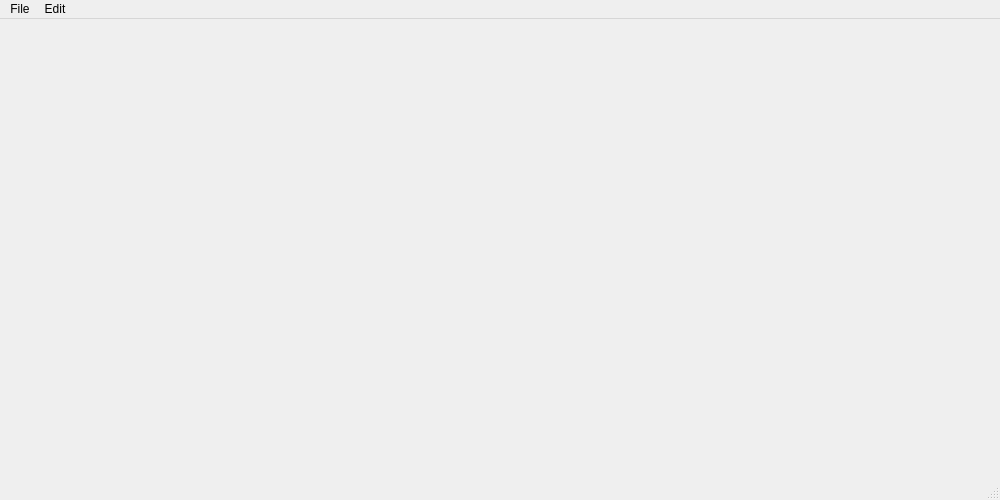
This is mainwindow.ui in QueerDeer/qt-ditherer as Qt 5 draws it before an edit. The edited form follows.
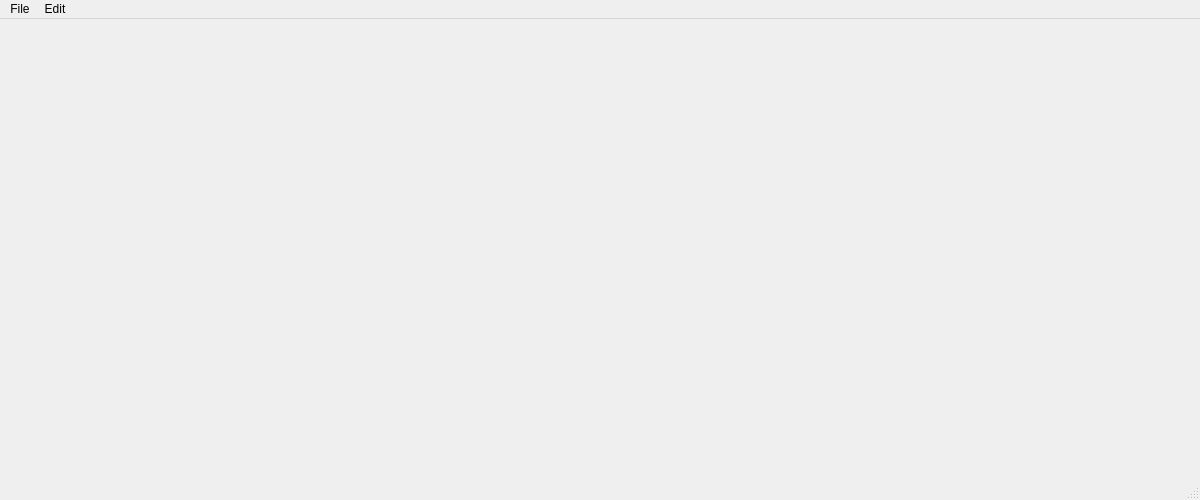
This is the edited form.

The edit to the form file:
```diff
--- a/mainwindow.ui
+++ b/mainwindow.ui
@@ -6,7 +6,7 @@
    <rect>
     <x>0</x>
     <y>0</y>
-    <width>1000</width>
+    <width>1200</width>
     <height>500</height>
    </rect>
   </property>
@@ -19,13 +19,16 @@
      <rect>
       <x>0</x>
       <y>0</y>
-      <width>1001</width>
+      <width>1201</width>
       <height>471</height>
      </rect>
     </property>
     <layout class="QHBoxLayout" name="horizontalLayout_2">
      <item>
       <widget class="QLabel" name="label">
+       <property name="enabled">
+        <bool>true</bool>
+       </property>
        <property name="text">
         <string/>
        </property>
@@ -38,6 +41,13 @@
        </property>
       </widget>
      </item>
+     <item>
+      <widget class="QLabel" name="label_3">
+       <property name="text">
+        <string/>
+       </property>
+      </widget>
+     </item>
     </layout>
    </widget>
   </widget>
@@ -47,7 +57,7 @@
     <rect>
      <x>0</x>
      <y>0</y>
-     <width>1000</width>
+     <width>1200</width>
      <height>22</height>
     </rect>
    </property>
```
Left out of the diff: 48 changed lines with no effect on the pictures.
